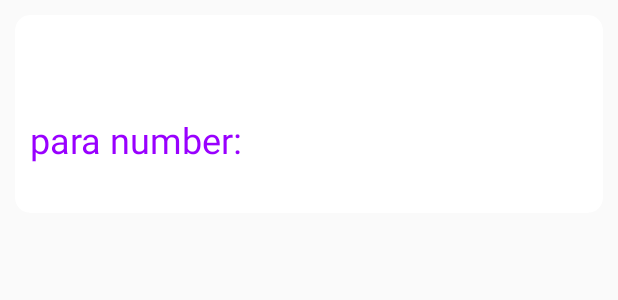
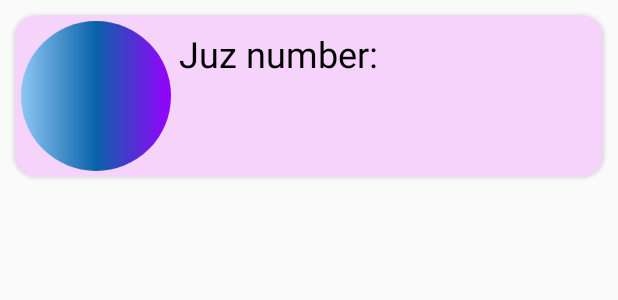
Before and after one commit to zeeshantaj/Quran_App, an Android app: the layout juzs_layout.xml on its own in the app's theme, with its tools: preview values and no code run, on a phone screen of 412 x 824 dp. Shown: the top 300 px of the screen. Run offline under Robolectric (Android 15) with nearby library versions, the light colour scheme and no system bars; Roboto replaces fonts that are not available here.

Commit message:
second3 Quran_App commit

```diff
--- a/app/src/main/java/com/example/quran_application/Audio/AudioFragment.java
+++ b/app/src/main/java/com/example/quran_application/Audio/AudioFragment.java
@@ -15,6 +15,7 @@ import androidx.recyclerview.widget.RecyclerView;
 
 import com.example.quran_application.Chapter_response.ChapterResponse;
 import com.example.quran_application.Chapter_response.Quran_Api_Service;
+import com.example.quran_application.Click_Animation.ClickedItemAnimator;
 import com.example.quran_application.Model.SharedViewModel;
 import com.example.quran_application.R;
 
@@ -47,6 +48,8 @@ public class AudioFragment extends Fragment {
         layoutManager = new LinearLayoutManager(getActivity());
         recyclerView.setLayoutManager(layoutManager);
 
+        ClickedItemAnimator clickedItemAnimator = new ClickedItemAnimator();
+        recyclerView.setItemAnimator(clickedItemAnimator);
 
 
         audioList = new ArrayList<>();
--- a/app/src/main/java/com/example/quran_application/Para_Fragment.java
+++ b/app/src/main/java/com/example/quran_application/Para_Fragment.java
@@ -17,6 +17,7 @@ import com.example.quran_application.Adaper.ChapterAdapter;
 import com.example.quran_application.Adaper.JuzsAdapter;
 import com.example.quran_application.Chapter_response.ChapterResponse;
 import com.example.quran_application.Chapter_response.Quran_Api_Service;
+import com.example.quran_application.Click_Animation.ClickedItemAnimator;
 
 import java.util.ArrayList;
 import java.util.List;
@@ -49,6 +50,9 @@ public class Para_Fragment extends Fragment {
         layoutManager = new LinearLayoutManager(getActivity());
         juzsLists = new ArrayList<>();
         recyclerView.setLayoutManager(layoutManager);
+        ClickedItemAnimator clickedItemAnimator = new ClickedItemAnimator();
+        recyclerView.setItemAnimator(clickedItemAnimator);
+
         Retrofit retrofit = new Retrofit.Builder()
                 .baseUrl("https://api.quran.com/")
                 .addConverterFactory(GsonConverterFactory.create())
--- a/app/src/main/java/com/example/quran_application/Surah_Fragment.java
+++ b/app/src/main/java/com/example/quran_application/Surah_Fragment.java
@@ -27,6 +27,7 @@ import com.example.quran_application.Adaper.ChapterAdapter;
 import com.example.quran_application.Chapter_response.Chapter;
 import com.example.quran_application.Chapter_response.ChapterResponse;
 import com.example.quran_application.Chapter_response.Quran_Api_Service;
+import com.example.quran_application.Click_Animation.ClickedItemAnimator;
 import com.example.quran_application.Model.SharedViewModel;
 import com.example.quran_application.Translation.Translation_Select_Fragment;
 
@@ -61,6 +62,9 @@ public class Surah_Fragment extends Fragment {
         chapterModel = new Chapter();
         layoutManager = new LinearLayoutManager(getActivity(),LinearLayoutManager.VERTICAL,false);
         recyclerView.setLayoutManager(layoutManager);
+
+        ClickedItemAnimator clickedItemAnimator = new ClickedItemAnimator();
+        recyclerView.setItemAnimator(clickedItemAnimator);
 
         chaptersList = new ArrayList<>();
 
--- a/app/src/main/res/layout/juzs_layout.xml
+++ b/app/src/main/res/layout/juzs_layout.xml
@@ -8,65 +8,73 @@
         android:layout_width="match_parent"
         android:layout_height="wrap_content"
         android:layout_margin="10dp"
-        android:elevation="15dp"
-        app:cardCornerRadius="10dp"
+        android:elevation="10dp"
+        app:cardCornerRadius="15dp"
+        android:foreground="?android:selectableItemBackground"
+        app:cardBackgroundColor="@color/cardShade"
         app:layout_constraintBottom_toBottomOf="parent"
         app:layout_constraintEnd_toEndOf="parent"
         app:layout_constraintStart_toStartOf="parent"
         app:layout_constraintTop_toTopOf="parent">
 
-        <RelativeLayout
+        <androidx.constraintlayout.widget.ConstraintLayout
             android:layout_width="match_parent"
             android:layout_height="match_parent">
-
-            <LinearLayout
-                android:id="@+id/linear"
-                android:layout_width="match_parent"
-                android:layout_height="wrap_content"
-                android:layout_marginStart="10dp"
-                android:orientation="horizontal"
-                android:layout_below="@id/juzName">
-
-                <TextView
-                    android:layout_width="wrap_content"
-                    android:layout_height="wrap_content"
-                    android:text="para number:"
-                    android:textColor="@color/purple"
-                    android:textSize="24sp" />
-
-                <TextView
-                    android:id="@+id/juzNumber"
-                    android:layout_width="wrap_content"
-                    android:layout_height="wrap_content"
-                    android:layout_marginStart="10dp"
-                    android:textColor="@color/blue"
-                    android:textSize="24sp" />
-            </LinearLayout>
+            <ImageView
+            android:id="@+id/imageView3"
+            android:layout_width="100dp"
+            android:layout_height="100dp"
+            android:layout_margin="4dp"
+            android:src="@drawable/round_shape"
+            app:layout_constraintBottom_toBottomOf="parent"
+            app:layout_constraintStart_toStartOf="parent"
+            app:layout_constraintTop_toTopOf="parent" />
 
             <TextView
                 android:id="@+id/juzName"
+                android:layout_width="0dp"
+                android:layout_height="wrap_content"
+                android:fontFamily="@font/quran_text"
+                android:textAlignment="center"
+                android:textColor="@color/white"
+                android:textSize="24sp"
+                app:layout_constraintBottom_toBottomOf="@+id/imageView3"
+                app:layout_constraintEnd_toEndOf="@+id/imageView3"
+                app:layout_constraintStart_toStartOf="@+id/imageView3"
+                app:layout_constraintTop_toTopOf="@+id/imageView3" />
+
+            <TextView
+                android:id="@+id/textView7"
                 android:layout_width="wrap_content"
                 android:layout_height="wrap_content"
-                android:textSize="30sp"
-                android:textStyle="bold"
-                android:fontFamily="@font/quran_text"
-                android:textColor="?android:textColor"
-                android:layout_alignParentEnd="true"
-                android:layout_alignParentTop="true"
-                android:layout_marginEnd="10dp"
-                android:layout_marginTop="10dp"/>
+                android:text="Juz number:"
+                android:layout_marginStart="5dp"
+                android:layout_marginTop="5dp"
+                android:textColor="@color/black"
+                android:textSize="24sp"
+                app:layout_constraintStart_toEndOf="@+id/imageView3"
+                app:layout_constraintTop_toTopOf="@+id/imageView3" />
 
+            <TextView
+                android:id="@+id/juzNumber"
+                android:layout_width="wrap_content"
+                android:layout_height="wrap_content"
+                android:textColor="@color/black"
+                android:textSize="24sp"
+                android:layout_marginStart="10dp"
+                app:layout_constraintStart_toEndOf="@+id/textView7"
+                app:layout_constraintTop_toTopOf="@+id/textView7" />
 
             <TextView
                 android:id="@+id/verseStartToLast"
                 android:layout_width="wrap_content"
                 android:layout_height="wrap_content"
-                android:layout_below="@+id/linear"
-                android:layout_gravity="bottom"
-                android:layout_marginStart="10dp"
-                android:textSize="24sp" />
-        </RelativeLayout>
-
+                android:textSize="24sp"
+                android:textColor="@color/black"
+                android:layout_marginTop="5dp"
+                app:layout_constraintStart_toStartOf="@+id/textView7"
+                app:layout_constraintTop_toBottomOf="@+id/textView7" />
+        </androidx.constraintlayout.widget.ConstraintLayout>
     </androidx.cardview.widget.CardView>
 
 </androidx.constraintlayout.widget.ConstraintLayout>
```
Also changed, not shown: app/src/main/java/com/example/quran_application/Adaper/ChapterAdapter.java (+17 -1 lines), app/src/main/java/com/example/quran_application/Adaper/JuzsAdapter.java (+18 -0 lines), app/src/main/java/com/example/quran_application/Audio/AudioListAdapter.java (+17 -1 lines), app/src/main/java/com/example/quran_application/Click_Animation/ClickedItemAnimator.java (added, +18 -0 lines).
